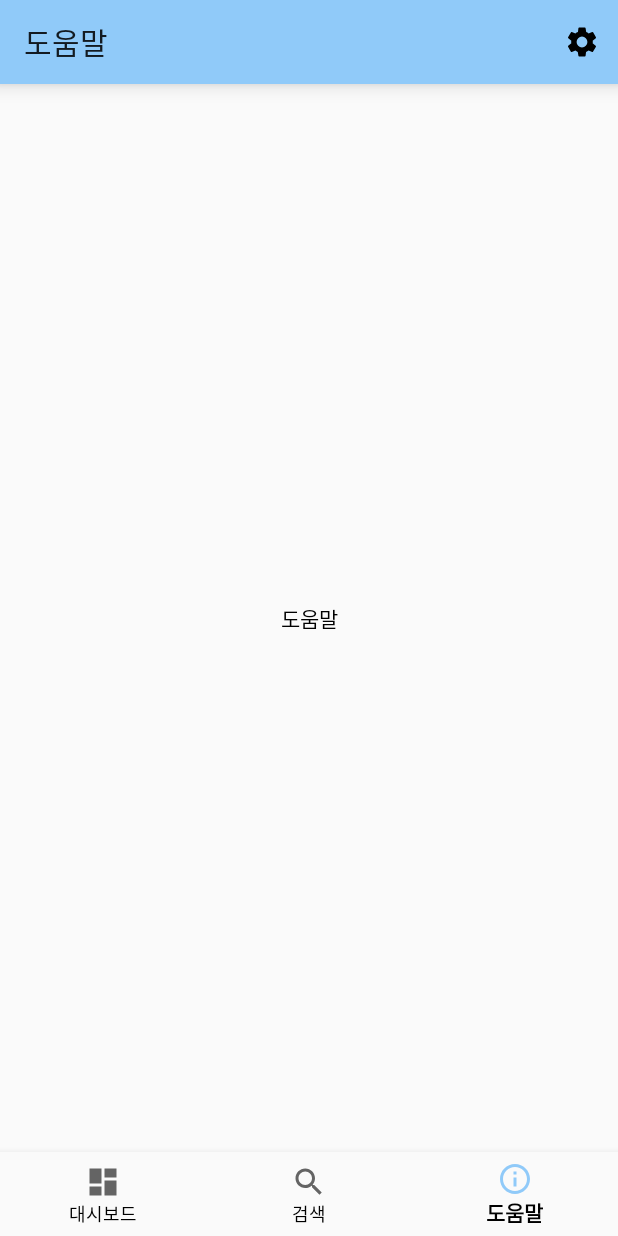
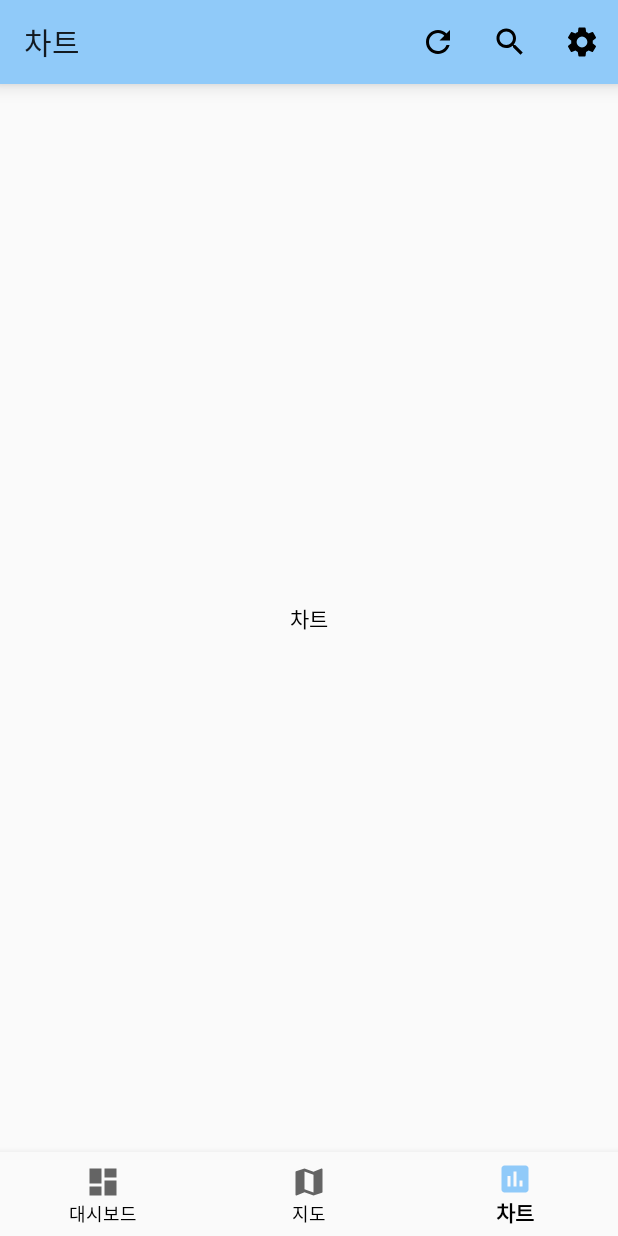
Before and after one commit to cheonjaeung/coronatracker, an Android app: the screen it shows after launch (MainActivity), item 3 of the bottom bar chosen, on a phone screen of 412 x 824 dp. Run offline under Robolectric (Android 15) with nearby library versions, the phone set to English and light mode, and no system bars; libraries missing offline, so code that uses them is left out: com.github.mikephil.charting; 22 statements that could not run were skipped.

Commit message:
Change menu items of toolbar and navigation.

```diff
--- a/app/src/main/AndroidManifest.xml
+++ b/app/src/main/AndroidManifest.xml
@@ -17,6 +17,7 @@
             </intent-filter>
         </activity>
         <activity android:name=".ui.activity.SettingActivity"/>
+        <activity android:name=".ui.activity.SearchActivity"/>
     </application>
 
 </manifest>
--- a/app/src/main/java/io/github/entimer/coronatracker/ui/activity/MainActivity.kt
+++ b/app/src/main/java/io/github/entimer/coronatracker/ui/activity/MainActivity.kt
@@ -5,15 +5,15 @@ import android.content.Intent
 import androidx.appcompat.app.AppCompatActivity
 import android.os.Bundle
 import io.github.entimer.coronatracker.R
-import io.github.entimer.coronatracker.ui.fragment.AdviceFragment
+import io.github.entimer.coronatracker.ui.fragment.ChartFragment
 import io.github.entimer.coronatracker.ui.fragment.DashboardFragment
-import io.github.entimer.coronatracker.ui.fragment.SearchFragment
+import io.github.entimer.coronatracker.ui.fragment.MapFragment
 import kotlinx.android.synthetic.main.activity_main.*
 
 class MainActivity: AppCompatActivity() {
     private val dashboard = DashboardFragment()
-    private val search = SearchFragment()
-    private val advice = AdviceFragment()
+    private val search = MapFragment()
+    private val advice = ChartFragment()
 
     override fun onCreate(savedInstanceState: Bundle?) {
         super.onCreate(savedInstanceState)
@@ -25,6 +25,13 @@ class MainActivity: AppCompatActivity() {
 
         main_toolbar.setOnMenuItemClickListener {
             when(it.itemId) {
+                R.id.refresh -> {
+
+                }
+                R.id.search -> {
+                    val intent = Intent(applicationContext, SearchActivity::class.java)
+                    startActivity(intent)
+                }
                 R.id.setting -> {
                     val intent = Intent(applicationContext, SettingActivity::class.java)
                     startActivity(intent)
@@ -41,13 +48,13 @@ class MainActivity: AppCompatActivity() {
                     transaction.replace(R.id.main_frame, dashboard).commitAllowingStateLoss()
                     main_toolbar.title = getString(R.string.dashboard)
                 }
-                R.id.search -> {
+                R.id.map -> {
                     transaction.replace(R.id.main_frame, search).commitAllowingStateLoss()
-                    main_toolbar.title = getString(R.string.search)
+                    main_toolbar.title = getString(R.string.map)
                 }
-                R.id.advice -> {
+                R.id.chart -> {
                     transaction.replace(R.id.main_frame, advice).commitAllowingStateLoss()
-                    main_toolbar.title = getString(R.string.advice)
+                    main_toolbar.title = getString(R.string.chart)
                 }
             }
             true
--- a/app/src/main/java/io/github/entimer/coronatracker/ui/fragment/AdviceFragment.kt
+++ b/app/src/main/java/io/github/entimer/coronatracker/ui/fragment/ChartFragment.kt
@@ -7,8 +7,8 @@ import android.view.View
 import android.view.ViewGroup
 import io.github.entimer.coronatracker.R
 
-class AdviceFragment: Fragment() {
+class ChartFragment: Fragment() {
     override fun onCreateView(inflater: LayoutInflater?, container: ViewGroup?, savedInstanceState: Bundle?): View? {
-        return inflater!!.inflate(R.layout.fragment_advice, container, false)
+        return inflater!!.inflate(R.layout.fragment_chart, container, false)
     }
 }
--- a/app/src/main/java/io/github/entimer/coronatracker/ui/fragment/SearchFragment.kt
+++ b/app/src/main/java/io/github/entimer/coronatracker/ui/fragment/MapFragment.kt
@@ -7,8 +7,8 @@ import android.view.View
 import android.view.ViewGroup
 import io.github.entimer.coronatracker.R
 
-class SearchFragment: Fragment() {
+class MapFragment: Fragment() {
     override fun onCreateView(inflater: LayoutInflater?, container: ViewGroup?, savedInstanceState: Bundle?): View? {
-        return inflater!!.inflate(R.layout.fragment_search, container, false)
+        return inflater!!.inflate(R.layout.fragment_map, container, false)
     }
 }
--- a/app/src/main/res/drawable/ic_info_outline_24dp.xml
+++ b/app/src/main/res/drawable/ic_chart_24dp.xml
@@ -5,5 +5,5 @@
         android:viewportHeight="24.0">
     <path
         android:fillColor="#FF000000"
-        android:pathData="M11,17h2v-6h-2v6zM12,2C6.48,2 2,6.48 2,12s4.48,10 10,10 10,-4.48 10,-10S17.52,2 12,2zM12,20c-4.41,0 -8,-3.59 -8,-8s3.59,-8 8,-8 8,3.59 8,8 -3.59,8 -8,8zM11,9h2L13,7h-2v2z"/>
+        android:pathData="M19,3L5,3c-1.1,0 -2,0.9 -2,2v14c0,1.1 0.9,2 2,2h14c1.1,0 2,-0.9 2,-2L21,5c0,-1.1 -0.9,-2 -2,-2zM9,17L7,17v-7h2v7zM13,17h-2L11,7h2v10zM17,17h-2v-4h2v4z"/>
 </vector>
--- /dev/null
+++ b/app/src/main/res/drawable/ic_map_24dp.xml
@@ -0,0 +1,9 @@
+<vector xmlns:android="http://schemas.android.com/apk/res/android"
+        android:width="24dp"
+        android:height="24dp"
+        android:viewportWidth="24.0"
+        android:viewportHeight="24.0">
+    <path
+        android:fillColor="#FF000000"
+        android:pathData="M20.5,3l-0.16,0.03L15,5.1 9,3 3.36,4.9c-0.21,0.07 -0.36,0.25 -0.36,0.48V20.5c0,0.28 0.22,0.5 0.5,0.5l0.16,-0.03L9,18.9l6,2.1 5.64,-1.9c0.21,-0.07 0.36,-0.25 0.36,-0.48V3.5c0,-0.28 -0.22,-0.5 -0.5,-0.5zM15,19l-6,-2.11V5l6,2.11V19z"/>
+</vector>
--- /dev/null
+++ b/app/src/main/res/drawable/ic_refresh_24dp.xml
@@ -0,0 +1,9 @@
+<vector xmlns:android="http://schemas.android.com/apk/res/android"
+        android:width="24dp"
+        android:height="24dp"
+        android:viewportWidth="24.0"
+        android:viewportHeight="24.0">
+    <path
+        android:fillColor="@color/colorOnPrimary"
+        android:pathData="M17.65,6.35C16.2,4.9 14.21,4 12,4c-4.42,0 -7.99,3.58 -7.99,8s3.57,8 7.99,8c3.73,0 6.84,-2.55 7.73,-6h-2.08c-0.82,2.33 -3.04,4 -5.65,4 -3.31,0 -6,-2.69 -6,-6s2.69,-6 6,-6c1.66,0 3.14,0.69 4.22,1.78L13,11h7V4l-2.35,2.35z"/>
+</vector>
--- a/app/src/main/res/drawable/ic_search_24dp.xml
+++ b/app/src/main/res/drawable/ic_search_24dp.xml
@@ -4,6 +4,6 @@
         android:viewportWidth="24.0"
         android:viewportHeight="24.0">
     <path
-        android:fillColor="#FF000000"
+        android:fillColor="@color/colorOnPrimary"
         android:pathData="M15.5,14h-0.79l-0.28,-0.27C15.41,12.59 16,11.11 16,9.5 16,5.91 13.09,3 9.5,3S3,5.91 3,9.5 5.91,16 9.5,16c1.61,0 3.09,-0.59 4.23,-1.57l0.27,0.28v0.79l5,4.99L20.49,19l-4.99,-5zM9.5,14C7.01,14 5,11.99 5,9.5S7.01,5 9.5,5 14,7.01 14,9.5 11.99,14 9.5,14z"/>
 </vector>
--- a/app/src/main/res/layout/fragment_advice.xml
+++ b/app/src/main/res/layout/fragment_chart.xml
@@ -8,7 +8,7 @@
     <TextView
         android:layout_width="wrap_content"
         android:layout_height="wrap_content"
-        android:text="@string/advice"
+        android:text="@string/chart"
         app:layout_constraintTop_toTopOf="parent"
         app:layout_constraintLeft_toLeftOf="parent"
         app:layout_constraintRight_toRightOf="parent"
--- a/app/src/main/res/layout/fragment_search.xml
+++ b/app/src/main/res/layout/fragment_map.xml
@@ -8,7 +8,7 @@
     <TextView
         android:layout_width="wrap_content"
         android:layout_height="wrap_content"
-        android:text="@string/search"
+        android:text="@string/map"
         app:layout_constraintTop_toTopOf="parent"
         app:layout_constraintLeft_toLeftOf="parent"
         app:layout_constraintRight_toRightOf="parent"
--- a/app/src/main/res/menu/menu_bottom_navigation.xml
+++ b/app/src/main/res/menu/menu_bottom_navigation.xml
@@ -6,12 +6,12 @@
         android:title="@string/dashboard"/>
 
     <item
-        android:id="@+id/search"
-        android:icon="@drawable/ic_search_24dp"
-        android:title="@string/search"/>
+        android:id="@+id/map"
+        android:icon="@drawable/ic_map_24dp"
+        android:title="@string/map"/>
 
     <item
-        android:id="@+id/advice"
-        android:icon="@drawable/ic_info_outline_24dp"
-        android:title="@string/advice"/>
+        android:id="@+id/chart"
+        android:icon="@drawable/ic_chart_24dp"
+        android:title="@string/chart"/>
 </menu>
--- a/app/src/main/res/menu/menu_toolbar_main.xml
+++ b/app/src/main/res/menu/menu_toolbar_main.xml
@@ -1,9 +1,23 @@
 <?xml version="1.0" encoding="utf-8"?>
 <menu xmlns:android="http://schemas.android.com/apk/res/android"
     xmlns:app="http://schemas.android.com/apk/res-auto">
+
+    <item
+        android:id="@+id/refresh"
+        android:icon="@drawable/ic_refresh_24dp"
+        android:title="@string/refresh"
+        app:showAsAction="always"/>
+
+    <item
+        android:id="@+id/search"
+        android:icon="@drawable/ic_search_24dp"
+        android:title="@string/search"
+        app:showAsAction="always"/>
+
     <item
         android:id="@+id/setting"
         android:icon="@drawable/ic_settings_24dp"
         android:title="@string/setting"
         app:showAsAction="ifRoom"/>
+
 </menu>
--- a/app/src/main/res/values/strings.xml
+++ b/app/src/main/res/values/strings.xml
@@ -3,12 +3,14 @@
     <string name="app_name">코로나 트래커</string>
 
     <!-- Tool bar -->
+    <string name="refresh">초기화</string>
+    <string name="search">검색</string>
     <string name="setting">설정</string>
 
     <!-- Bottom Navigation -->
     <string name="dashboard">대시보드</string>
-    <string name="search">검색</string>
-    <string name="advice">도움말</string>
+    <string name="map">지도</string>
+    <string name="chart">차트</string>
 
     <!-- Numbers -->
     <string name="total">총합</string>
@@ -19,6 +21,5 @@
 
     <!-- Dashboard -->
     <string name="worldwide">전세계</string>
-    <string name="chart">차트</string>
     <string name="chart_center_text">전세계 확진자 현황</string>
 </resources>
```
Also changed, not shown: app/src/main/java/io/github/entimer/coronatracker/ui/activity/SearchActivity.kt (added, +17 -0 lines), app/src/main/res/layout/activity_search.xml (added, +19 -0 lines).
